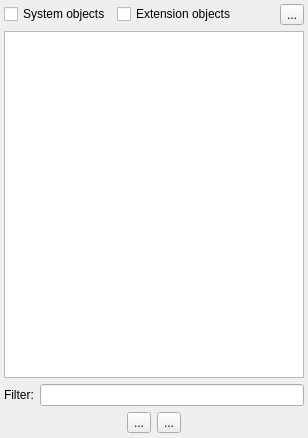
Qt form libpgmodeler_ui/ui/databaseexplorerwidget.ui (pgmodeler/pgmodeler) before a commit.
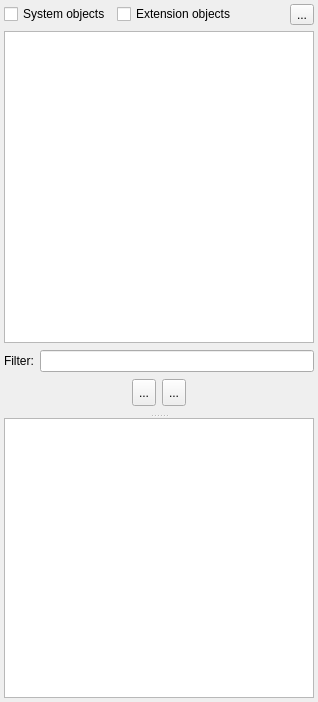
The same form after that commit. Icons and pictures are not drawn.

Commit message: Added a panel related to object's properties on database explorer widget.

Diff of the .ui file:
```diff
--- a/libpgmodeler_ui/ui/databaseexplorerwidget.ui
+++ b/libpgmodeler_ui/ui/databaseexplorerwidget.ui
@@ -6,14 +6,14 @@
    <rect>
     <x>0</x>
     <y>0</y>
-    <width>308</width>
-    <height>438</height>
+    <width>318</width>
+    <height>702</height>
    </rect>
   </property>
   <property name="windowTitle">
    <string>Form</string>
   </property>
-  <layout class="QVBoxLayout" name="verticalLayout">
+  <layout class="QVBoxLayout" name="verticalLayout_2">
    <property name="leftMargin">
     <number>4</number>
    </property>
@@ -101,6 +101,13 @@
     </layout>
    </item>
    <item>
+    <widget class="QSplitter" name="splitter">
+     <property name="orientation">
+      <enum>Qt::Vertical</enum>
+     </property>
+     <widget class="QWidget" name="">
+      <layout class="QVBoxLayout" name="verticalLayout">
+       <item>
     <widget class="QTreeWidget" name="objects_trw">
      <property name="enabled">
       <bool>true</bool>
@@ -170,10 +177,16 @@
    </item>
    <item>
     <widget class="QWidget" name="filter_parent" native="true">
+         <property name="sizePolicy">
+          <sizepolicy hsizetype="Preferred" vsizetype="Fixed">
+           <horstretch>0</horstretch>
+           <verstretch>0</verstretch>
+          </sizepolicy>
+         </property>
      <property name="minimumSize">
       <size>
        <width>0</width>
-       <height>50</height>
+           <height>65</height>
       </size>
      </property>
      <layout class="QGridLayout" name="filter_grid">
@@ -187,7 +200,7 @@
        <number>0</number>
       </property>
       <property name="bottomMargin">
-       <number>0</number>
+           <number>5</number>
       </property>
       <item row="1" column="0">
        <layout class="QHBoxLayout" name="horizontalLayout_8">
@@ -218,7 +231,7 @@
           <property name="minimumSize">
            <size>
             <width>0</width>
-            <height>0</height>
+                <height>27</height>
            </size>
           </property>
           <property name="toolTip">
@@ -256,7 +269,7 @@
           <property name="minimumSize">
            <size>
             <width>0</width>
-            <height>0</height>
+                <height>27</height>
            </size>
           </property>
           <property name="toolTip">
@@ -323,6 +336,79 @@
        </layout>
       </item>
      </layout>
+        </widget>
+       </item>
+      </layout>
+     </widget>
+     <widget class="QTableWidget" name="properties_tbw">
+      <property name="autoScrollMargin">
+       <number>16</number>
+      </property>
+      <property name="editTriggers">
+       <set>QAbstractItemView::NoEditTriggers</set>
+      </property>
+      <property name="tabKeyNavigation">
+       <bool>false</bool>
+      </property>
+      <property name="showDropIndicator" stdset="0">
+       <bool>false</bool>
+      </property>
+      <property name="dragDropOverwriteMode">
+       <bool>false</bool>
+      </property>
+      <property name="alternatingRowColors">
+       <bool>true</bool>
+      </property>
+      <property name="selectionMode">
+       <enum>QAbstractItemView::SingleSelection</enum>
+      </property>
+      <property name="selectionBehavior">
+       <enum>QAbstractItemView::SelectItems</enum>
+      </property>
+      <property name="showGrid">
+       <bool>false</bool>
+      </property>
+      <property name="gridStyle">
+       <enum>Qt::NoPen</enum>
+      </property>
+      <property name="sortingEnabled">
+       <bool>true</bool>
+      </property>
+      <property name="cornerButtonEnabled">
+       <bool>true</bool>
+      </property>
+      <attribute name="horizontalHeaderVisible">
+       <bool>false</bool>
+      </attribute>
+      <attribute name="horizontalHeaderDefaultSectionSize">
+       <number>100</number>
+      </attribute>
+      <attribute name="horizontalHeaderMinimumSectionSize">
+       <number>20</number>
+      </attribute>
+      <attribute name="horizontalHeaderStretchLastSection">
+       <bool>true</bool>
+      </attribute>
+      <attribute name="verticalHeaderVisible">
+       <bool>false</bool>
+      </attribute>
+      <attribute name="verticalHeaderDefaultSectionSize">
+       <number>18</number>
+      </attribute>
+      <attribute name="verticalHeaderStretchLastSection">
+       <bool>false</bool>
+      </attribute>
+      <column>
+       <property name="text">
+        <string>Attribute</string>
+       </property>
+      </column>
+      <column>
+       <property name="text">
+        <string>Value</string>
+       </property>
+      </column>
+     </widget>
     </widget>
    </item>
   </layout>
```
Lines whose indentation alone changed are shown as unchanged. The commit also changes 16 other files.
